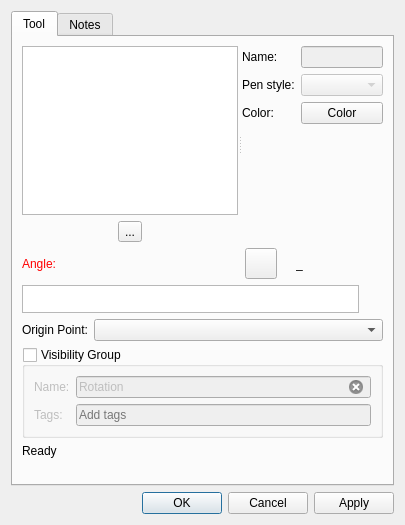
Qt form src/libs/vtools/dialogs/tools/dialogrotation.ui (dismine/valentina) before a commit.
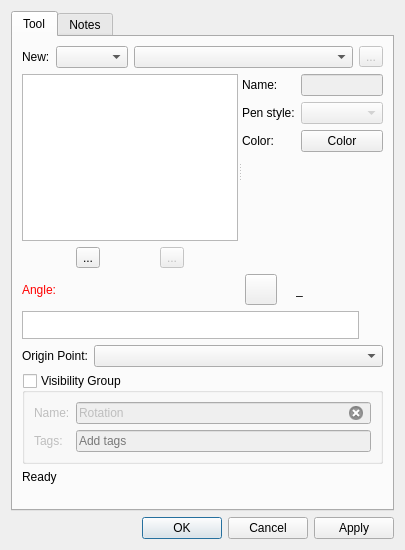
The same form after that commit. Icons and pictures are not drawn. Custom widgets are drawn as their Qt base class.

What changed in the file:
```diff
--- a/src/libs/vtools/dialogs/tools/dialogrotation.ui
+++ b/src/libs/vtools/dialogs/tools/dialogrotation.ui
@@ -7,7 +7,7 @@
     <x>0</x>
     <y>0</y>
     <width>405</width>
-    <height>525</height>
+    <height>550</height>
    </rect>
   </property>
   <property name="windowTitle">
@@ -28,12 +28,62 @@
        <string>Tool</string>
       </attribute>
       <layout class="QVBoxLayout" name="verticalLayout_4">
+       <item>
+        <layout class="QHBoxLayout" name="horizontalLayout_5">
+         <item>
+          <widget class="QLabel" name="label_8">
+           <property name="sizePolicy">
+            <sizepolicy hsizetype="Preferred" vsizetype="Preferred">
+             <horstretch>0</horstretch>
+             <verstretch>0</verstretch>
+            </sizepolicy>
+           </property>
+           <property name="text">
+            <string>New:</string>
+           </property>
+          </widget>
+         </item>
+         <item>
+          <widget class="QComboBox" name="comboBoxObjectType">
+           <property name="sizePolicy">
+            <sizepolicy hsizetype="Preferred" vsizetype="Fixed">
+             <horstretch>0</horstretch>
+             <verstretch>0</verstretch>
+            </sizepolicy>
+           </property>
+          </widget>
+         </item>
+         <item>
+          <widget class="QComboBox" name="comboBoxNewObject">
+           <property name="sizePolicy">
+            <sizepolicy hsizetype="Expanding" vsizetype="Fixed">
+             <horstretch>0</horstretch>
+             <verstretch>0</verstretch>
+            </sizepolicy>
+           </property>
+          </widget>
+         </item>
+         <item>
+          <widget class="QToolButton" name="toolButtonNewObject">
+           <property name="enabled">
+            <bool>false</bool>
+           </property>
+           <property name="text">
+            <string notr="true">...</string>
+           </property>
+           <property name="icon">
+            <iconset theme="list-add"/>
+           </property>
+          </widget>
+         </item>
+        </layout>
+       </item>
        <item>
         <widget class="QSplitter" name="splitter">
          <property name="orientation">
           <enum>Qt::Orientation::Horizontal</enum>
          </property>
-         <widget class="QWidget" name="">
+         <widget class="QWidget" name="layoutWidget">
           <layout class="QVBoxLayout" name="verticalLayout">
            <item>
             <widget class="QListWidget" name="listWidget"/>
@@ -50,6 +100,19 @@
                </property>
               </widget>
              </item>
+             <item>
+              <widget class="QToolButton" name="toolButtonRemoveObject">
+               <property name="enabled">
+                <bool>false</bool>
+               </property>
+               <property name="text">
+                <string notr="true">...</string>
+               </property>
+               <property name="icon">
+                <iconset theme="editdelete"/>
+               </property>
+              </widget>
+             </item>
             </layout>
            </item>
           </layout>
```
